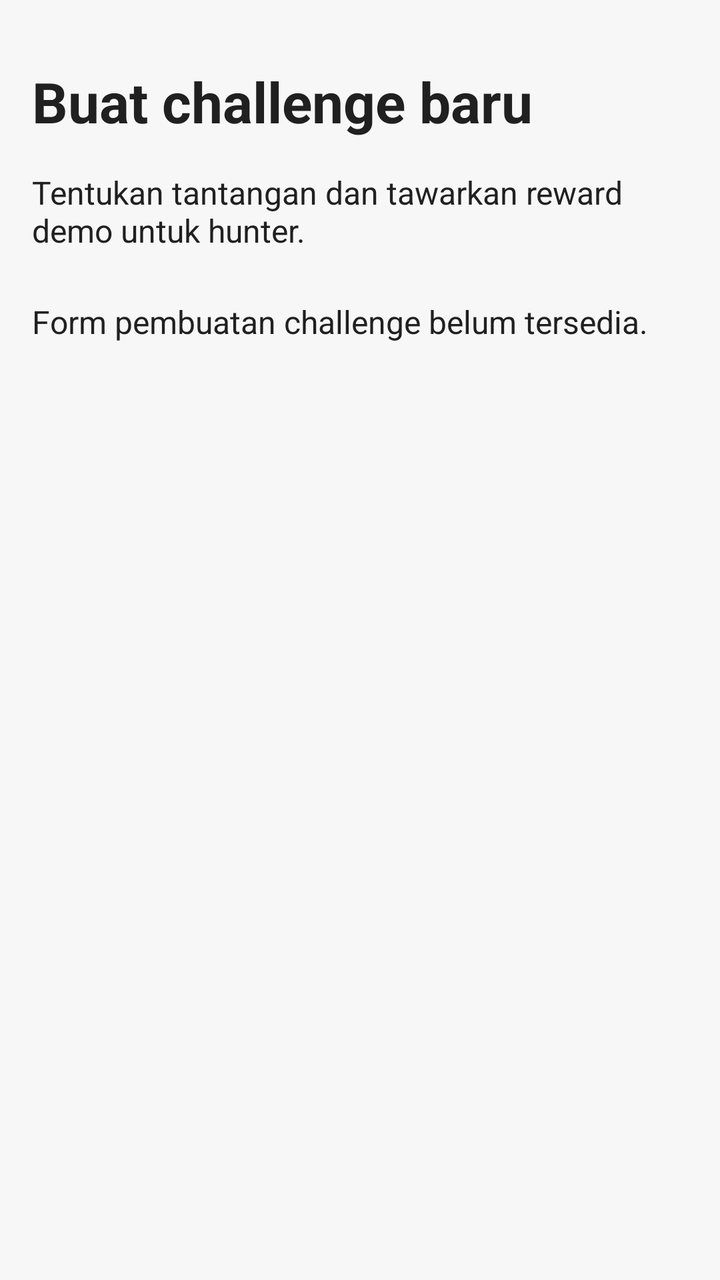
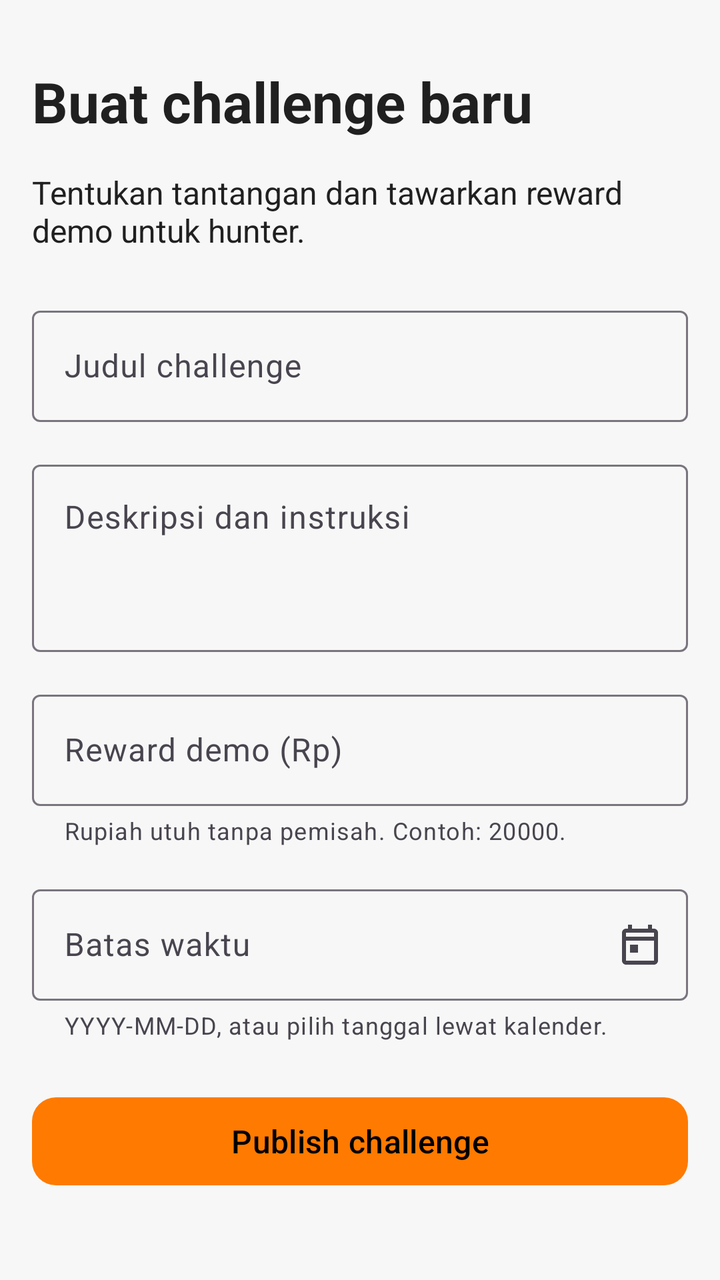

Screens rendered from an Android XML layout before and after an edit, with the pre-edit source and the edit as a unified diff.
<!-- AndroidManifest.xml: application theme Theme.Bounty -->
<!-- res/layout/screen_create.xml -->
<?xml version="1.0" encoding="utf-8"?>
<ScrollView xmlns:android="http://schemas.android.com/apk/res/android"
    android:id="@+id/create_screen" style="@style/BountyScreen">
    <LinearLayout style="@style/BountyScreenContent">
        <com.google.android.material.textview.MaterialTextView
            style="@style/BountyHeading" android:text="@string/create_challenge_title" />
        <com.google.android.material.textview.MaterialTextView
            style="@style/BountyBody" android:layout_marginTop="16dp"
            android:text="@string/create_description" />
        <com.google.android.material.textview.MaterialTextView
            style="@style/BountyBody" android:layout_marginTop="24dp"
            android:text="@string/create_unavailable" />
    </LinearLayout>
</ScrollView>
<!-- resources referenced by this layout -->
<resources>
  <string name="create_challenge_title">Buat challenge baru</string>
  <string name="create_description">Tentukan tantangan dan tawarkan reward demo untuk hunter.</string>
  <string name="create_unavailable">Form pembuatan challenge belum tersedia.</string>
  <style name="BountyBody">
          <item name="android:layout_width">match_parent</item>
          <item name="android:layout_height">wrap_content</item>
          <item name="android:textSize">16sp</item>
          <item name="android:textColor">?attr/colorOnSurface</item>
      </style>
  <style name="BountyHeading">
          <item name="android:layout_width">match_parent</item>
          <item name="android:layout_height">wrap_content</item>
          <item name="android:textSize">28sp</item>
          <item name="android:textStyle">bold</item>
          <item name="android:textColor">?attr/colorOnSurface</item>
      </style>
  <style name="BountyScreen">
          <item name="android:layout_width">match_parent</item>
          <item name="android:layout_height">match_parent</item>
          <item name="android:fillViewport">true</item>
          <item name="android:padding">16dp</item>
      </style>
  <style name="BountyScreenContent">
          <item name="android:layout_width">match_parent</item>
          <item name="android:layout_height">wrap_content</item>
          <item name="android:orientation">vertical</item>
          <item name="android:paddingTop">16dp</item>
          <item name="android:paddingBottom">24dp</item>
      </style>
  <style name="Theme.Bounty" parent="Base.Theme.Bounty" />
  <style name="Base.Theme.Bounty" parent="Theme.Material3.DayNight.NoActionBar">
          <item name="colorPrimary">@color/bounty_primary</item>
          <item name="colorOnPrimary">@color/black</item>
          <item name="colorSecondary">@color/bounty_secondary</item>
          <item name="colorOnSecondary">@color/black</item>
          <item name="android:colorBackground">@color/bounty_background</item>
          <item name="colorSurface">@color/bounty_surface</item>
          <item name="colorOnSurface">@color/bounty_text</item>
      </style>
  <color name="bounty_primary">#FF7A00</color>
  <color name="black">#FF000000</color>
  <color name="bounty_secondary">#FFC83D</color>
  <color name="bounty_background">#F7F7F7</color>
  <color name="bounty_surface">#FFFFFF</color>
  <color name="bounty_text">#202020</color>
</resources>

<!-- the commit's change to res/layout/screen_create.xml (unified diff, before → after) -->
@@ -1,5 +1,6 @@
 <?xml version="1.0" encoding="utf-8"?>
 <ScrollView xmlns:android="http://schemas.android.com/apk/res/android"
+    xmlns:app="http://schemas.android.com/apk/res-auto"
     android:id="@+id/create_screen" style="@style/BountyScreen">
     <LinearLayout style="@style/BountyScreenContent">
         <com.google.android.material.textview.MaterialTextView
@@ -7,8 +8,52 @@
         <com.google.android.material.textview.MaterialTextView
             style="@style/BountyBody" android:layout_marginTop="16dp"
             android:text="@string/create_description" />
-        <com.google.android.material.textview.MaterialTextView
-            style="@style/BountyBody" android:layout_marginTop="24dp"
-            android:text="@string/create_unavailable" />
+        <com.google.android.material.textfield.TextInputLayout
+            android:id="@+id/create_title_layout" style="@style/BountyTextInput"
+            android:layout_width="match_parent" android:layout_height="wrap_content"
+            android:layout_marginTop="24dp" android:hint="@string/challenge_title_label">
+            <com.google.android.material.textfield.TextInputEditText
+                android:id="@+id/create_title_input" android:layout_width="match_parent"
+                android:layout_height="wrap_content" android:inputType="textCapSentences"
+                android:singleLine="true" android:maxLength="100" android:imeOptions="actionNext" />
+        </com.google.android.material.textfield.TextInputLayout>
+        <com.google.android.material.textfield.TextInputLayout
+            android:id="@+id/create_description_layout" style="@style/BountyTextInput"
+            android:layout_width="match_parent" android:layout_height="wrap_content"
+            android:layout_marginTop="16dp" android:hint="@string/challenge_description_label">
+            <com.google.android.material.textfield.TextInputEditText
+                android:id="@+id/create_description_input" android:layout_width="match_parent"
+                android:layout_height="wrap_content" android:inputType="textMultiLine|textCapSentences"
+                android:minLines="3" android:maxLength="2000" android:gravity="top|start" />
+        </com.google.android.material.textfield.TextInputLayout>
+        <com.google.android.material.textfield.TextInputLayout
+            android:id="@+id/create_reward_layout" style="@style/BountyTextInput"
+            android:layout_width="match_parent" android:layout_height="wrap_content"
+            android:layout_marginTop="16dp" android:hint="@string/challenge_reward_label"
+            app:helperText="@string/reward_input_hint">
+            <com.google.android.material.textfield.TextInputEditText
+                android:id="@+id/create_reward_input" android:layout_width="match_parent"
+                android:layout_height="wrap_content" android:inputType="number" android:maxLength="20"
+                android:singleLine="true" android:imeOptions="actionNext" />
+        </com.google.android.material.textfield.TextInputLayout>
+        <com.google.android.material.textfield.TextInputLayout
+            android:id="@+id/create_deadline_layout" style="@style/BountyTextInput"
+            android:layout_width="match_parent" android:layout_height="wrap_content"
+            android:layout_marginTop="16dp" android:hint="@string/challenge_deadline_label"
+            app:helperText="@string/deadline_input_hint" app:endIconMode="custom"
+            app:endIconDrawable="@drawable/ic_calendar" app:endIconContentDescription="@string/choose_deadline">
+            <com.google.android.material.textfield.TextInputEditText
+                android:id="@+id/create_deadline_input" android:layout_width="match_parent"
+                android:layout_height="wrap_content" android:inputType="date" android:maxLength="10"
+                android:singleLine="true" android:imeOptions="actionDone" />
+        </com.google.android.material.textfield.TextInputLayout>
+        <com.google.android.material.progressindicator.LinearProgressIndicator
+            android:id="@+id/publish_loading" android:layout_width="match_parent"
+            android:layout_height="wrap_content" android:layout_marginTop="24dp"
+            android:indeterminate="true" android:visibility="gone"
+            android:contentDescription="@string/publishing_challenge" />
+        <com.google.android.material.button.MaterialButton
+            android:id="@+id/publish_button" style="@style/BountyButton"
+            android:layout_marginTop="24dp" android:text="@string/publish_action" />
     </LinearLayout>
 </ScrollView>
<!-- resource entries referenced after the edit -->
@@ -1,13 +1,34 @@
 <!-- resources referenced by this layout -->
 <resources>
+  <!-- drawable ic_calendar (drawable) -->
+  <vector xmlns:android="http://schemas.android.com/apk/res/android"
+      android:width="24dp" android:height="24dp" android:viewportWidth="24" android:viewportHeight="24">
+      <path android:fillColor="?attr/colorOnSurface"
+          android:pathData="M19,4h-1V2h-2v2H8V2H6v2H5c-1.1,0 -2,0.9 -2,2v14c0,1.1 0.9,2 2,2h14c1.1,0 2,-0.9 2,-2V6c0,-1.1 -0.9,-2 -2,-2zM19,20H5V10h14zM19,8H5V6h14zM7,12h4v4H7z" />
+  </vector>
+  <string name="challenge_deadline_label">Batas waktu</string>
+  <string name="challenge_description_label">Deskripsi dan instruksi</string>
+  <string name="challenge_reward_label">Reward demo (Rp)</string>
+  <string name="challenge_title_label">Judul challenge</string>
+  <string name="choose_deadline">Pilih batas waktu</string>
   <string name="create_challenge_title">Buat challenge baru</string>
   <string name="create_description">Tentukan tantangan dan tawarkan reward demo untuk hunter.</string>
-  <string name="create_unavailable">Form pembuatan challenge belum tersedia.</string>
+  <string name="deadline_input_hint">YYYY-MM-DD, atau pilih tanggal lewat kalender.</string>
+  <string name="publish_action">Publish challenge</string>
+  <string name="publishing_challenge">Menyimpan challenge…</string>
+  <string name="reward_input_hint">Rupiah utuh tanpa pemisah. Contoh: 20000.</string>
   <style name="BountyBody">
           <item name="android:layout_width">match_parent</item>
           <item name="android:layout_height">wrap_content</item>
           <item name="android:textSize">16sp</item>
           <item name="android:textColor">?attr/colorOnSurface</item>
+      </style>
+  <style name="BountyButton" parent="Widget.Material3.Button">
+          <item name="android:layout_width">match_parent</item>
+          <item name="android:layout_height">wrap_content</item>
+          <item name="android:minHeight">52dp</item>
+          <item name="android:textSize">16sp</item>
+          <item name="cornerRadius">12dp</item>
       </style>
   <style name="BountyHeading">
           <item name="android:layout_width">match_parent</item>
@@ -29,6 +50,9 @@
           <item name="android:paddingTop">16dp</item>
           <item name="android:paddingBottom">24dp</item>
       </style>
+  <style name="BountyTextInput" parent="Widget.Material3.TextInputLayout.OutlinedBox">
+          <item name="hintTextColor">?attr/colorOnSurface</item>
+      </style>
   <style name="Theme.Bounty" parent="Base.Theme.Bounty" />
   <style name="Base.Theme.Bounty" parent="Theme.Material3.DayNight.NoActionBar">
           <item name="colorPrimary">@color/bounty_primary</item>
